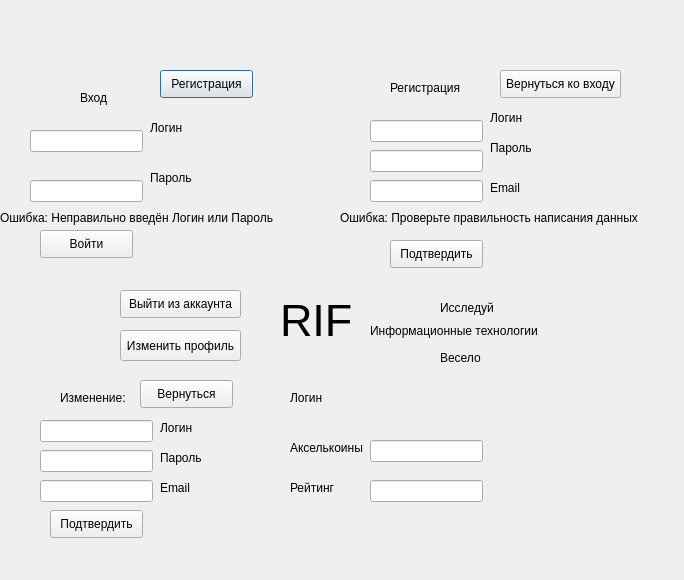
The window that 1.ui (UserName4108/Hakaton1) describes before a commit, drawn with Qt 5.
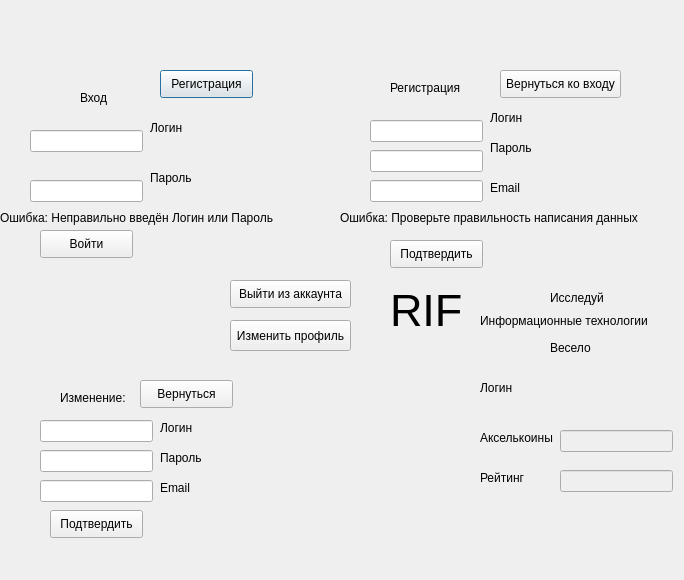
The same window after the commit.

Commit message:
Разработка главной страницы
Нов версия

What changed in the file:
```diff
--- a/1.ui
+++ b/1.ui
@@ -196,8 +196,8 @@
   <widget class="QLabel" name="z2">
    <property name="geometry">
     <rect>
-     <x>440</x>
-     <y>300</y>
+     <x>550</x>
+     <y>290</y>
      <width>55</width>
      <height>16</height>
     </rect>
@@ -209,8 +209,8 @@
   <widget class="QLabel" name="z3">
    <property name="geometry">
     <rect>
-     <x>370</x>
-     <y>320</y>
+     <x>480</x>
+     <y>310</y>
      <width>181</width>
      <height>21</height>
     </rect>
@@ -222,8 +222,8 @@
   <widget class="QLabel" name="z4">
    <property name="geometry">
     <rect>
-     <x>440</x>
-     <y>350</y>
+     <x>550</x>
+     <y>340</y>
      <width>55</width>
      <height>16</height>
     </rect>
@@ -251,8 +251,8 @@
   <widget class="QLabel" name="z1">
    <property name="geometry">
     <rect>
-     <x>280</x>
-     <y>300</y>
+     <x>390</x>
+     <y>290</y>
      <width>71</width>
      <height>41</height>
     </rect>
@@ -297,8 +297,8 @@
   <widget class="QLabel" name="z5">
    <property name="geometry">
     <rect>
-     <x>290</x>
-     <y>390</y>
+     <x>480</x>
+     <y>380</y>
      <width>55</width>
      <height>16</height>
     </rect>
@@ -310,8 +310,8 @@
   <widget class="QLabel" name="z6">
    <property name="geometry">
     <rect>
-     <x>290</x>
-     <y>440</y>
+     <x>480</x>
+     <y>430</y>
      <width>81</width>
      <height>16</height>
     </rect>
@@ -323,8 +323,8 @@
   <widget class="QLabel" name="z7">
    <property name="geometry">
     <rect>
-     <x>290</x>
-     <y>480</y>
+     <x>480</x>
+     <y>470</y>
      <width>51</width>
      <height>16</height>
     </rect>
@@ -334,20 +334,26 @@
    </property>
   </widget>
   <widget class="QLineEdit" name="z9">
+   <property name="enabled">
+    <bool>false</bool>
+   </property>
    <property name="geometry">
     <rect>
-     <x>370</x>
-     <y>480</y>
+     <x>560</x>
+     <y>470</y>
      <width>113</width>
      <height>22</height>
     </rect>
    </property>
   </widget>
   <widget class="QLineEdit" name="z8">
+   <property name="enabled">
+    <bool>false</bool>
+   </property>
    <property name="geometry">
     <rect>
-     <x>370</x>
-     <y>440</y>
+     <x>560</x>
+     <y>430</y>
      <width>113</width>
      <height>22</height>
     </rect>
@@ -356,8 +362,8 @@
   <widget class="QPushButton" name="z11">
    <property name="geometry">
     <rect>
-     <x>120</x>
-     <y>290</y>
+     <x>230</x>
+     <y>280</y>
      <width>121</width>
      <height>28</height>
     </rect>
@@ -369,8 +375,8 @@
   <widget class="QPushButton" name="p3">
    <property name="geometry">
     <rect>
-     <x>120</x>
-     <y>330</y>
+     <x>230</x>
+     <y>320</y>
      <width>121</width>
      <height>31</height>
     </rect>
```
The commit also changes 2 other files.
